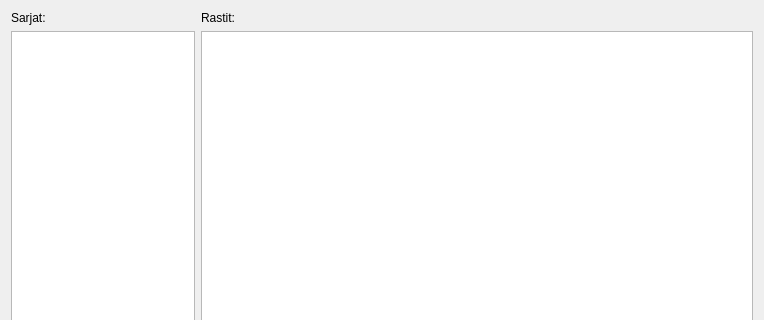
Before: the Qt Designer form gui/form/sarjatform.ui in Hatell/Tulospalvelu, drawn with Qt 5; both pictures show x 0 to 764 and y 0 to 320 of the 764 by 514 pixel window.
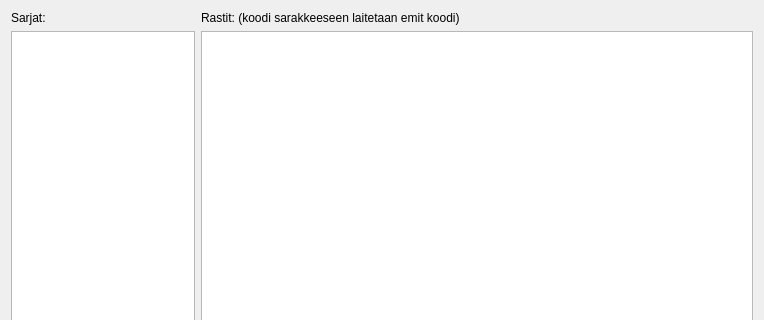
After: the same form once the commit is applied.

Commit message: Lisätty SarjatForm:n ohjeteksti emitin koodista.

```diff
--- a/gui/form/sarjatform.ui
+++ b/gui/form/sarjatform.ui
@@ -66,7 +66,7 @@
        <item>
         <widget class="QLabel" name="label_2">
          <property name="text">
-          <string>Rastit:</string>
+          <string>Rastit: (koodi sarakkeeseen laitetaan emit koodi)</string>
          </property>
         </widget>
        </item>
```
